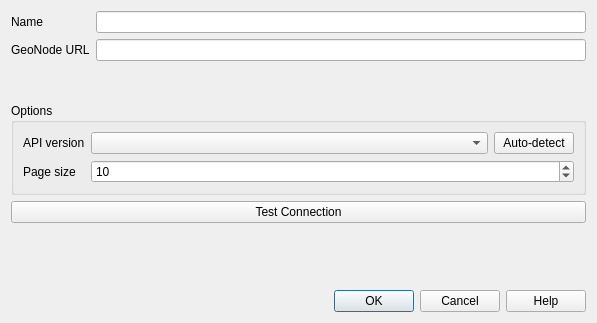
First picture: the form in src/qgis_geonode/ui/connection_dialog.ui, repository GeoNode/QGISGeoNodePlugin, before the edit.
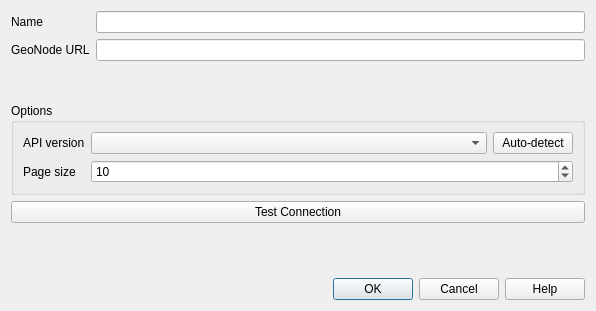
Second picture: the form after the edit. Custom widgets are drawn as their Qt base class.

Commit message:
Add progress message when testing connection (#150)
Improve message bar shown to user when performing connection test

What changed in the file:
```diff
--- a/src/qgis_geonode/ui/connection_dialog.ui
+++ b/src/qgis_geonode/ui/connection_dialog.ui
@@ -6,39 +6,28 @@
    <rect>
     <x>0</x>
     <y>0</y>
-    <width>597</width>
-    <height>323</height>
+    <width>596</width>
+    <height>311</height>
    </rect>
   </property>
   <property name="windowTitle">
    <string>GeoNode Connection Configuration</string>
   </property>
-  <layout class="QVBoxLayout" name="verticalLayout">
-   <item>
-    <layout class="QFormLayout" name="formLayout">
-     <item row="0" column="0">
-      <widget class="QLabel" name="label">
-       <property name="text">
-        <string>Name</string>
-       </property>
-      </widget>
-     </item>
-     <item row="0" column="1">
-      <widget class="QLineEdit" name="name_le"/>
-     </item>
-     <item row="1" column="0">
-      <widget class="QLabel" name="label_2">
-       <property name="text">
-        <string>GeoNode URL</string>
-       </property>
-      </widget>
-     </item>
-     <item row="1" column="1">
-      <widget class="QLineEdit" name="url_le"/>
-     </item>
-    </layout>
+  <layout class="QGridLayout" name="gridLayout_4">
+   <item row="4" column="0">
+    <widget class="QPushButton" name="test_connection_btn">
+     <property name="sizePolicy">
+      <sizepolicy hsizetype="Preferred" vsizetype="Preferred">
+       <horstretch>0</horstretch>
+       <verstretch>0</verstretch>
+      </sizepolicy>
+     </property>
+     <property name="text">
+      <string>Test Connection</string>
+     </property>
+    </widget>
    </item>
-   <item>
+   <item row="1" column="0">
     <widget class="QgsAuthConfigSelect" name="authcfg_acs">
      <property name="sizePolicy">
       <sizepolicy hsizetype="Preferred" vsizetype="Fixed">
@@ -54,14 +43,72 @@
      </property>
     </widget>
    </item>
-   <item>
+   <item row="0" column="0">
+    <widget class="QFrame" name="connection_details">
+     <property name="frameShape">
+      <enum>QFrame::NoFrame</enum>
+     </property>
+     <property name="frameShadow">
+      <enum>QFrame::Raised</enum>
+     </property>
+     <layout class="QGridLayout" name="gridLayout_5">
+      <property name="leftMargin">
+       <number>0</number>
+      </property>
+      <property name="topMargin">
+       <number>0</number>
+      </property>
+      <property name="rightMargin">
+       <number>0</number>
+      </property>
+      <property name="bottomMargin">
+       <number>0</number>
+      </property>
+      <item row="0" column="0">
+       <layout class="QGridLayout" name="gridLayout">
+        <item row="0" column="0">
+         <widget class="QLabel" name="label">
+          <property name="text">
+           <string>Name</string>
+          </property>
+         </widget>
+        </item>
+        <item row="0" column="1">
+         <widget class="QLineEdit" name="name_le"/>
+        </item>
+        <item row="1" column="0">
+         <widget class="QLabel" name="label_2">
+          <property name="text">
+           <string>GeoNode URL</string>
+          </property>
+         </widget>
+        </item>
+        <item row="1" column="1">
+         <widget class="QLineEdit" name="url_le"/>
+        </item>
+       </layout>
+      </item>
+     </layout>
+    </widget>
+   </item>
+   <item row="6" column="0">
+    <widget class="QDialogButtonBox" name="buttonBox">
+     <property name="orientation">
+      <enum>Qt::Horizontal</enum>
+     </property>
+     <property name="standardButtons">
+      <set>QDialogButtonBox::Cancel|QDialogButtonBox::Help|QDialogButtonBox::Ok</set>
+     </property>
+    </widget>
+   </item>
+   <item row="2" column="0">
     <widget class="QGroupBox" name="options_gb">
      <property name="title">
       <string>Options</string>
      </property>
-     <layout class="QVBoxLayout" name="verticalLayout_2">
-      <item>
-       <layout class="QFormLayout" name="formLayout_2">
+     <layout class="QGridLayout" name="gridLayout_3">
+      <item row="0" column="0">
+       <layout class="QGridLayout" name="gridLayout_2">
         <item row="0" column="0">
          <widget class="QLabel" name="label_3">
           <property name="text">
@@ -130,20 +177,7 @@
      </layout>
     </widget>
    </item>
-   <item>
-    <widget class="QPushButton" name="test_connection_btn">
-     <property name="sizePolicy">
-      <sizepolicy hsizetype="Preferred" vsizetype="Preferred">
-       <horstretch>0</horstretch>
-       <verstretch>0</verstretch>
-      </sizepolicy>
-     </property>
-     <property name="text">
-      <string>Test Connection</string>
-     </property>
-    </widget>
-   </item>
-   <item>
+   <item row="5" column="0">
     <spacer name="verticalSpacer">
      <property name="orientation">
       <enum>Qt::Vertical</enum>
@@ -156,16 +190,6 @@
      </property>
     </spacer>
    </item>
-   <item>
-    <widget class="QDialogButtonBox" name="buttonBox">
-     <property name="orientation">
-      <enum>Qt::Horizontal</enum>
-     </property>
-     <property name="standardButtons">
-      <set>QDialogButtonBox::Cancel|QDialogButtonBox::Help|QDialogButtonBox::Ok</set>
-     </property>
-    </widget>
-   </item>
   </layout>
  </widget>
  <customwidgets>
```
The commit also changes 1 other file.
